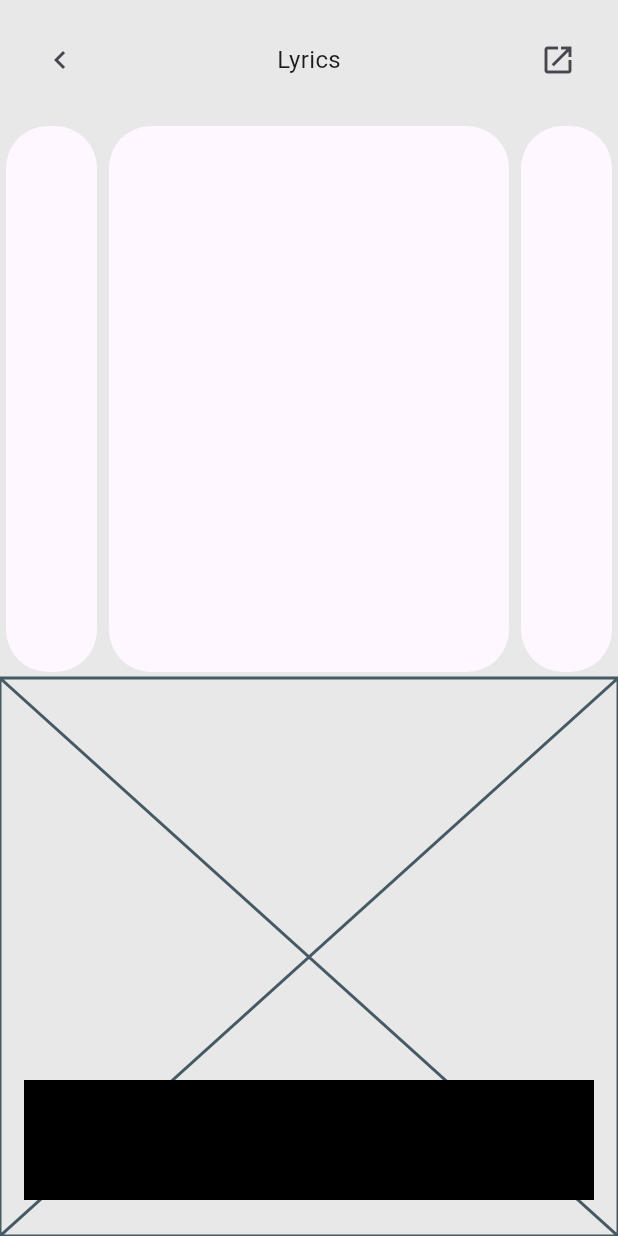
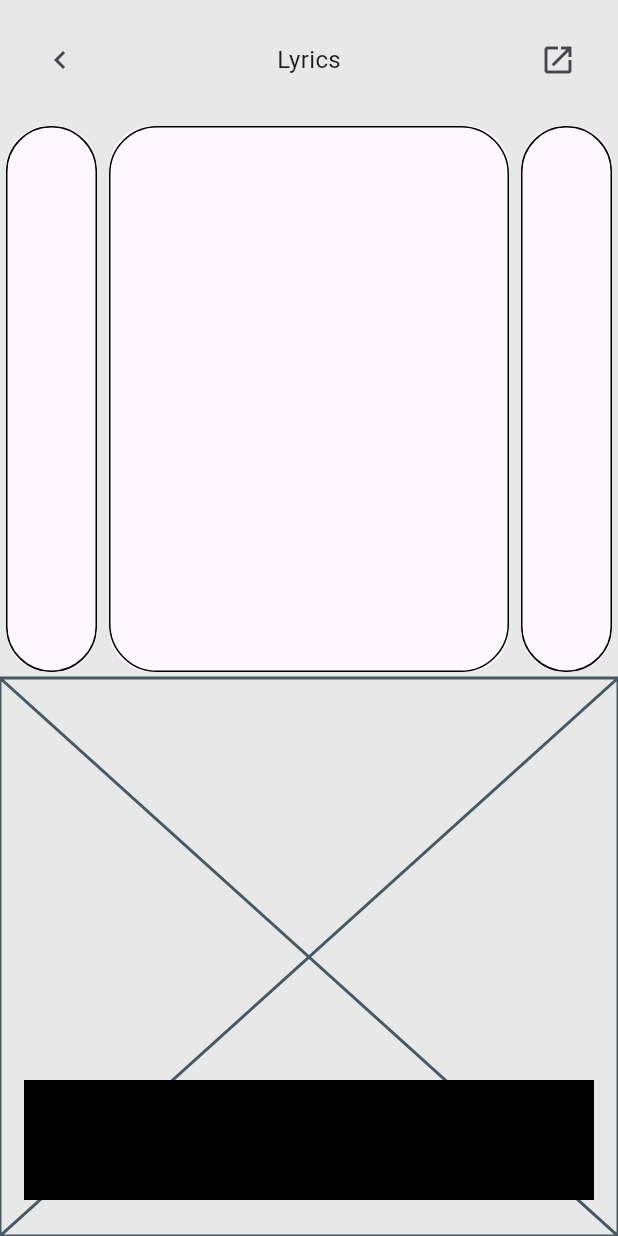
Before and after one commit to JAICHANGPARK/flutter_notebook_chapter_43, a Flutter app: the MusicPlayerScreen screen opened directly, on a phone screen of 412 x 824 dp. Run offline on Flutter 3.47's test engine with Material 3 defaults, Android fonts, the phone set to English and light mode, and no system bars; our stand-ins replace gap, hugeicons.

Commit message:
Update music_player_screen.dart

```diff
--- a/lib/ep2157_music_player_app/ui/player/music_player_screen.dart
+++ b/lib/ep2157_music_player_app/ui/player/music_player_screen.dart
@@ -19,6 +19,7 @@ class _MusicPlayerScreenState extends State<MusicPlayerScreen> {
     carouselController.dispose();
     super.dispose();
   }
+
   @override
   Widget build(BuildContext context) {
     return Scaffold(
@@ -57,14 +58,17 @@ class _MusicPlayerScreenState extends State<MusicPlayerScreen> {
                   Expanded(
                     child: CarouselView.weighted(
                       controller: carouselController,
-                      flexWeights: [1,4,1],
+                      flexWeights: [1, 4, 1],
                       // itemExtent: 280,
                       itemSnapping: true,
                       consumeMaxWeight: false,
                       children: List.generate(10, (index) {
                         return Container(
                           decoration: BoxDecoration(
-
+                            borderRadius: BorderRadius.circular(32),
+                            border: Border.all(
+                              color: Colors.black,
+                            ),
                           ),
                         );
                       }),
```
